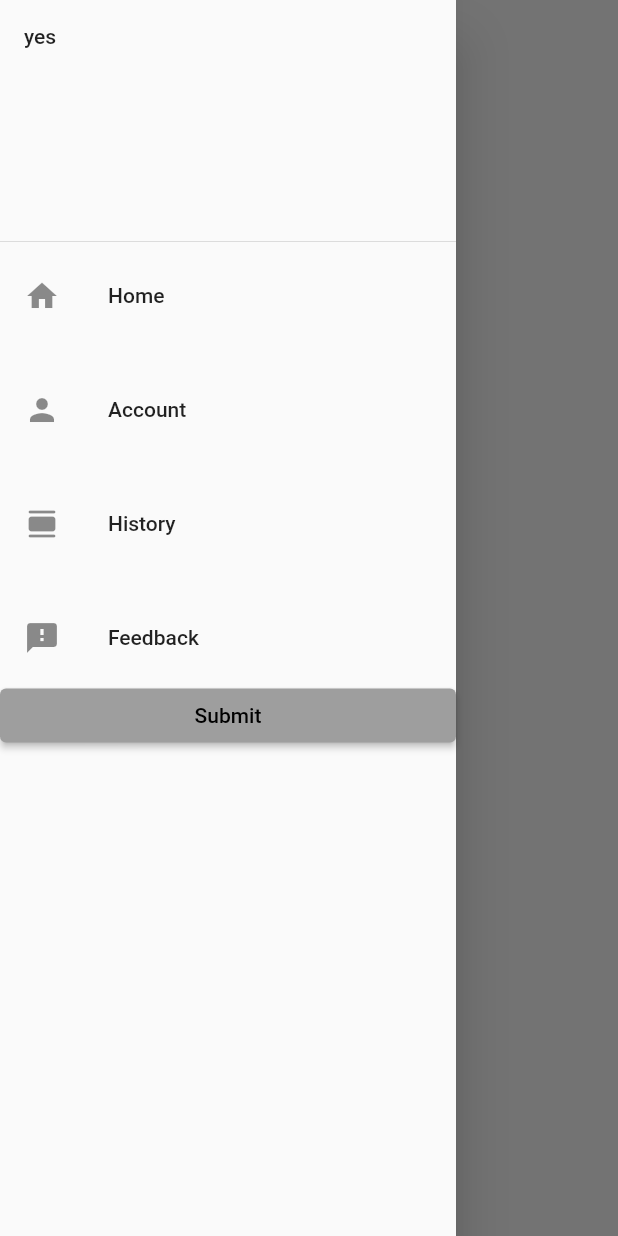
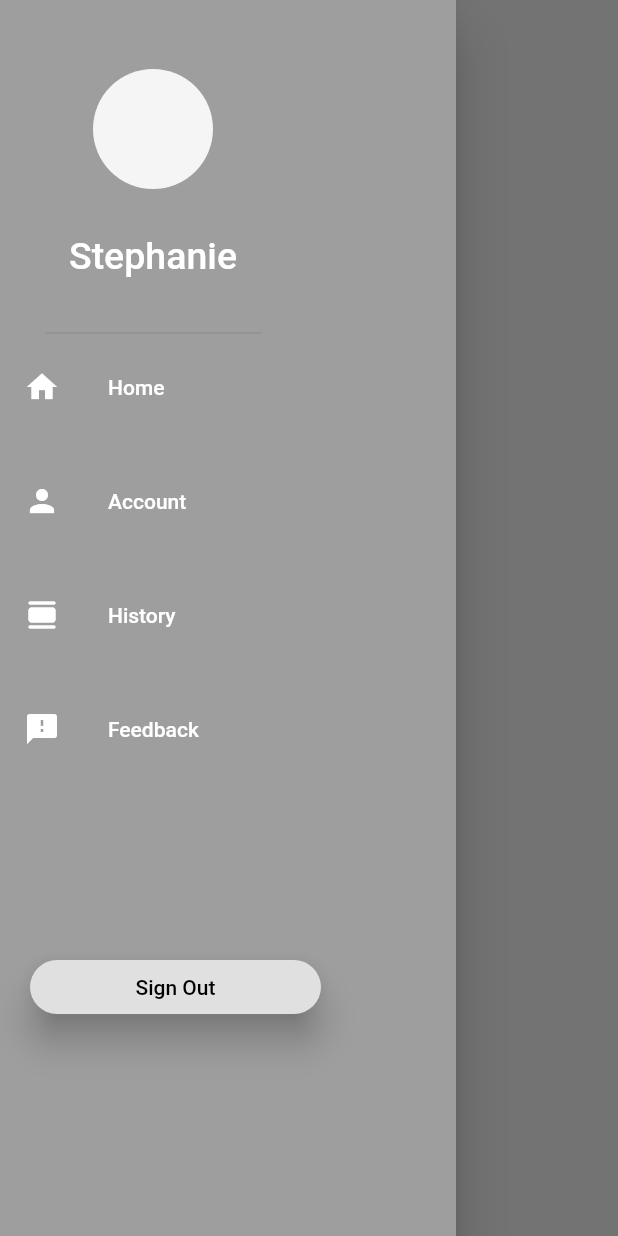
Before and after one commit to minin0la/DIP_E018, a Flutter app: the screen it shows once a user with an empty profile is signed in, with the side drawer open, on a phone screen of 412 x 824 dp. Run offline on Flutter 3.47's test engine with Material 2 defaults, Android fonts, the phone set to English and light mode, and no system bars; our stand-ins replace firebase_auth, firebase_core; accounts and stored records are empty.

Commit message:
positioned the CircleAvatar and Name text in the Drawer widget

```diff
--- a/irent_app/lib/homepage.dart
+++ b/irent_app/lib/homepage.dart
@@ -16,15 +16,43 @@ class _HomePageState extends State<HomePage> {
   Widget build(BuildContext context) {
     return SafeArea(
       child: Scaffold(
-        drawer: Drawer(
+        drawer: Theme(
+          data: Theme.of(context).copyWith(canvasColor: Colors.grey),
+          child: Drawer(
               child: ListView(
             padding: EdgeInsets.zero,
             // ignore: prefer_const_literals_to_create_immutables
             children: [
-            const DrawerHeader(
-              child: Text('yes'),
+              Container(
+                alignment: Alignment.topLeft,
+                margin: EdgeInsets.only(left: 30, top: 30),
+                child: Container(
+                  height: 200,
+                  child: DrawerHeader(
+                    child: Column(
+                      // ignore: prefer_const_literals_to_create_immutables
+                      children: [
+                        CircleAvatar(
+                          radius: 40,
+                        ),
+                        SizedBox(
+                          height: 30,
+                        ),
+                        Text(
+                          'Stephanie',
+                          style: TextStyle(
+                            color: Colors.white,
+                            fontSize: 25,
+                          ),
+                        )
+                      ],
+                    ),
+                  ),
+                ),
               ),
               ListTile(
+                iconColor: Colors.white,
+                textColor: Colors.white,
                 title: const Text('Home'),
                 leading: Icon(Icons.home),
                 onTap: () {
@@ -35,6 +63,8 @@ class _HomePageState extends State<HomePage> {
                 height: 20,
               ),
               ListTile(
+                iconColor: Colors.white,
+                textColor: Colors.white,
                 title: const Text('Account'),
                 leading: Icon(Icons.person),
                 onTap: () {
@@ -45,6 +75,8 @@ class _HomePageState extends State<HomePage> {
                 height: 20,
               ),
               ListTile(
+                iconColor: Colors.white,
+                textColor: Colors.white,
                 title: const Text('History'),
                 leading: Icon(Icons.calendar_view_day_rounded),
                 onTap: () {
@@ -55,23 +87,36 @@ class _HomePageState extends State<HomePage> {
                 height: 20,
               ),
               ListTile(
+                iconColor: Colors.white,
+                textColor: Colors.white,
                 title: const Text('Feedback'),
                 leading: Icon(Icons.feedback),
                 onTap: () {
                   Navigator.pop(context);
                 },
               ),
-            ElevatedButton(
+              Container(
+                padding: EdgeInsets.only(right: 90, left: 20),
+                margin: EdgeInsets.only(top: 120),
+                child: ElevatedButton(
+                    style: ElevatedButton.styleFrom(
+                        primary: Colors.grey.shade300,
+                        elevation: 10,
+                        shape: RoundedRectangleBorder(
+                            borderRadius: BorderRadius.circular(30))),
                     onPressed: () async {
                       await FirebaseAuth.instance.signOut();
                       Navigator.push(
                           context,
                           MaterialPageRoute(
-                          builder: (context) => const LoginRegisterScreen()));
+                              builder: (context) =>
+                                  const LoginRegisterScreen()));
                     },
-                child: Text('Submit')),
+                    child: Text('Sign Out')),
+              )
             ],
           )),
+        ),
         extendBodyBehindAppBar: true,
         appBar: AppBar(
           iconTheme: IconThemeData(color: Colors.black),
```
Lines whose indentation alone changed are shown as unchanged.
